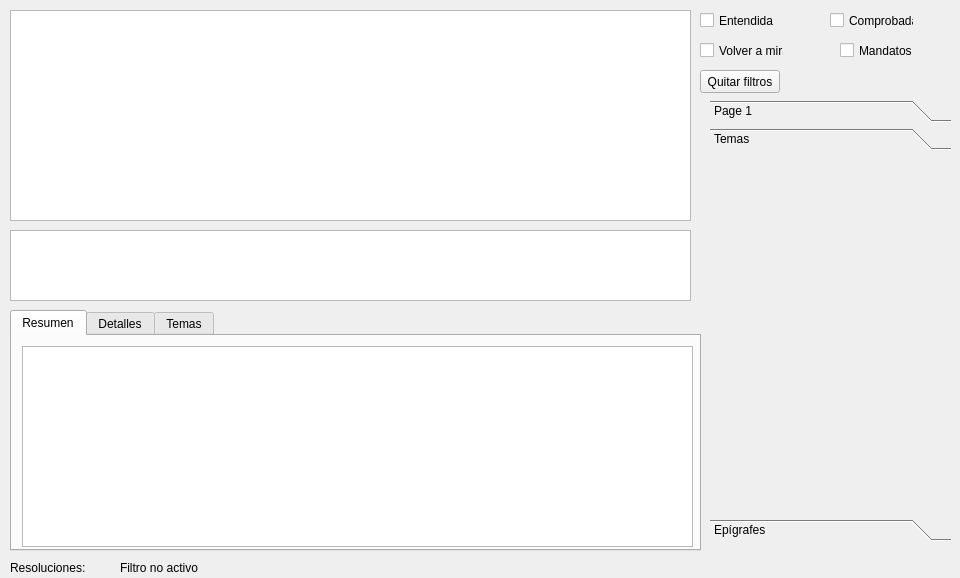
Qt form src/gui/dlgresoluciones.ui (rogorido/qtpredicadores) before a commit.
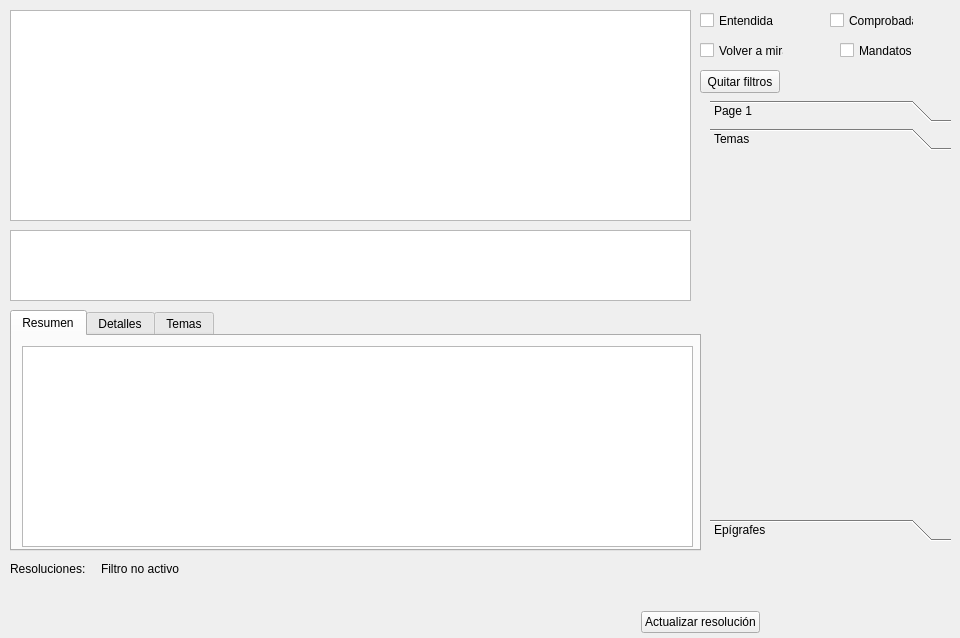
The same form after that commit. Custom widgets are drawn as their Qt base class.

Commit message: Funcionalidad básica de actualizar (sin json y sin update).

The edit to the form file:
```diff
--- a/src/gui/dlgresoluciones.ui
+++ b/src/gui/dlgresoluciones.ui
@@ -7,7 +7,7 @@
     <x>0</x>
     <y>0</y>
     <width>960</width>
-    <height>578</height>
+    <height>638</height>
    </rect>
   </property>
   <property name="windowTitle">
@@ -280,32 +280,6 @@
     </widget>
    </widget>
   </widget>
-  <widget class="QLabel" name="lblTotalResoluciones">
-   <property name="geometry">
-    <rect>
-     <x>10</x>
-     <y>560</y>
-     <width>111</width>
-     <height>16</height>
-    </rect>
-   </property>
-   <property name="text">
-    <string>Resoluciones:</string>
-   </property>
-  </widget>
-  <widget class="QLabel" name="lblFiltro">
-   <property name="geometry">
-    <rect>
-     <x>120</x>
-     <y>560</y>
-     <width>101</width>
-     <height>16</height>
-    </rect>
-   </property>
-   <property name="text">
-    <string>Filtro no activo</string>
-   </property>
-  </widget>
   <widget class="QCheckBox" name="ckEntendida">
    <property name="geometry">
     <rect>
@@ -371,6 +345,64 @@
     <string>Mandatos</string>
    </property>
   </widget>
+  <widget class="QWidget" name="">
+   <property name="geometry">
+    <rect>
+     <x>10</x>
+     <y>560</y>
+     <width>176</width>
+     <height>17</height>
+    </rect>
+   </property>
+   <layout class="QHBoxLayout" name="horizontalLayout_2">
+    <item>
+     <widget class="QLabel" name="lblTotalResoluciones">
+      <property name="text">
+       <string>Resoluciones:</string>
+      </property>
+     </widget>
+    </item>
+    <item>
+     <widget class="QLabel" name="lblFiltro">
+      <property name="text">
+       <string>Filtro no activo</string>
+      </property>
+     </widget>
+    </item>
+   </layout>
+  </widget>
+  <widget class="QWidget" name="">
+   <property name="geometry">
+    <rect>
+     <x>580</x>
+     <y>610</y>
+     <width>180</width>
+     <height>25</height>
+    </rect>
+   </property>
+   <layout class="QHBoxLayout" name="horizontalLayout">
+    <item>
+     <spacer name="horizontalSpacer">
+      <property name="orientation">
+       <enum>Qt::Horizontal</enum>
+      </property>
+      <property name="sizeHint" stdset="0">
+       <size>
+        <width>40</width>
+        <height>20</height>
+       </size>
+      </property>
+     </spacer>
+    </item>
+    <item>
+     <widget class="QPushButton" name="btActualizarResolucion">
+      <property name="text">
+       <string>Actualizar resolución</string>
+      </property>
+     </widget>
+    </item>
+   </layout>
+  </widget>
  </widget>
  <customwidgets>
   <customwidget>
```
The commit also changes 4 other files.
